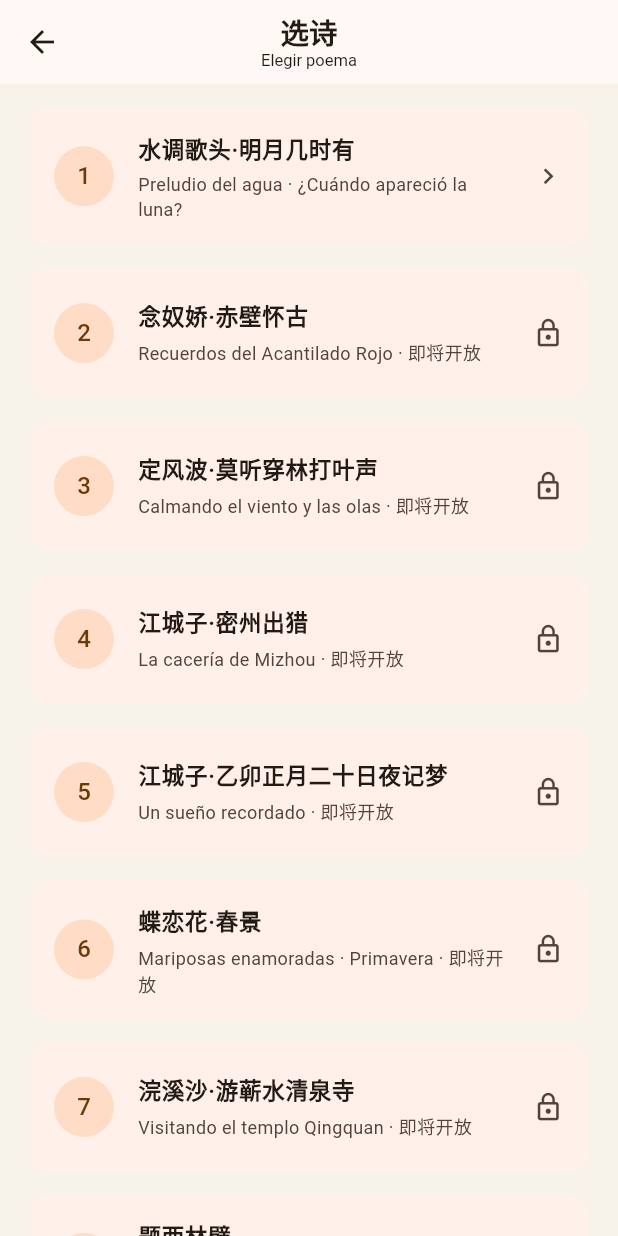
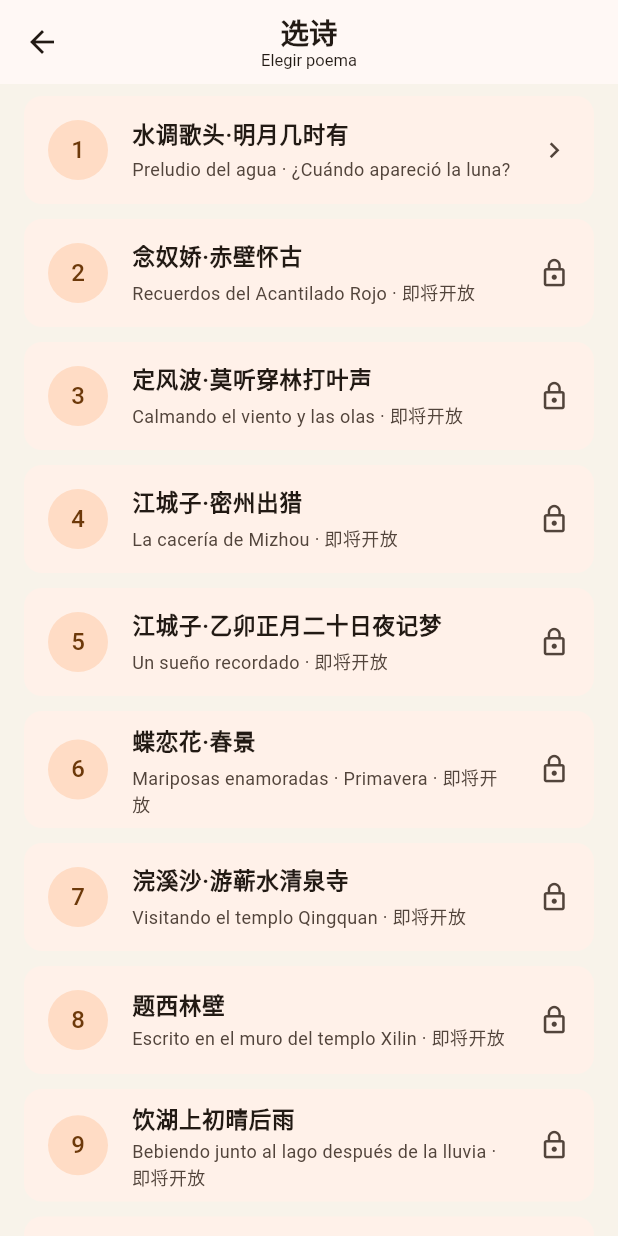
Before and after one commit to shuyamail2023-svg/learn-chinese-sudongpo, a Flutter app: the PoemSelectionPage screen opened directly, on a phone screen of 412 x 824 dp. Run offline on Flutter 3.47's test engine with Material 3 defaults, Android fonts, the phone set to English and light mode, and no system bars; our stand-ins replace flutter_tts.

Commit message:
Adjust padding and separator height in ListView
V0.9.1 缩小选诗页面间距

```diff
--- a/lib/main.dart
+++ b/lib/main.dart
@@ -172,9 +172,9 @@ class PoemSelectionPage extends StatelessWidget {
         ),
       ),
       body: ListView.separated(
-        padding: const EdgeInsets.fromLTRB(16, 12, 16, 28),
+        padding: const EdgeInsets.fromLTRB(12, 4, 12, 6),
         itemCount: poems.length,
-        separatorBuilder: (_, __) => const SizedBox(height: 8),
+        separatorBuilder: (_, __) => const SizedBox(height: 2),
         itemBuilder: (context, index) {
           final poem = poems[index];
           final available = index == 0;
@@ -184,7 +184,7 @@ class PoemSelectionPage extends StatelessWidget {
             child: ListTile(
               contentPadding: const EdgeInsets.symmetric(
                 horizontal: 16,
-                vertical: 7,
+                vertical: 0,
               ),
               leading: CircleAvatar(
                 child: Text('${index + 1}'),
```
